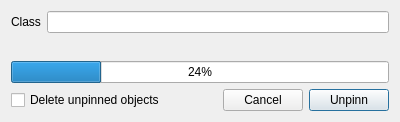
This is unpinndialog.ui in Kuszki/K-Converter as Qt 5 draws it before an edit. The edited form follows.
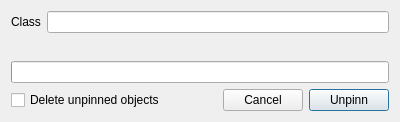
This is the edited form. Icons and pictures are not drawn.

What changed in the file:
```diff
--- a/unpinndialog.ui
+++ b/unpinndialog.ui
@@ -33,11 +33,7 @@
     </widget>
    </item>
    <item row="3" column="0" colspan="2">
-    <widget class="QProgressBar" name="progressBar">
-     <property name="value">
-      <number>24</number>
-     </property>
-    </widget>
+    <widget class="QProgressBar" name="progressBar"/>
    </item>
    <item row="4" column="0" colspan="2">
     <layout class="QHBoxLayout" name="horizontalLayout">
```
Left out of the diff: 2 changed lines with no effect on the pictures.
